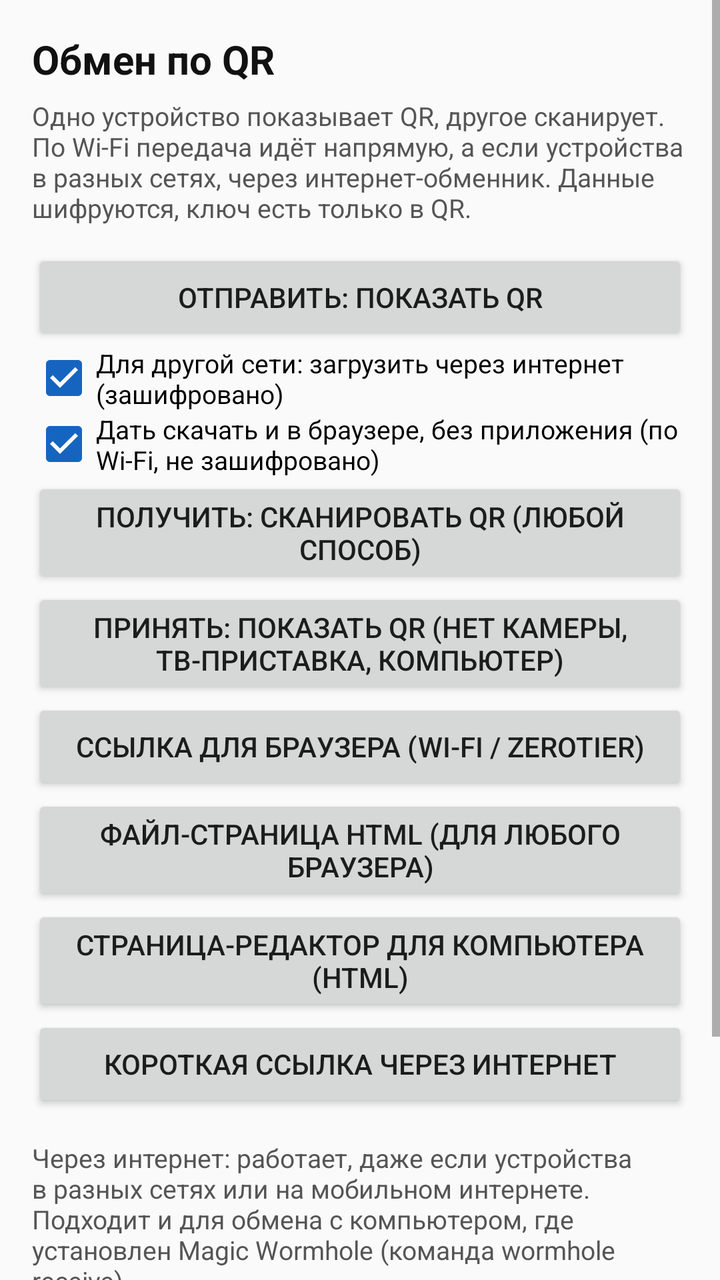
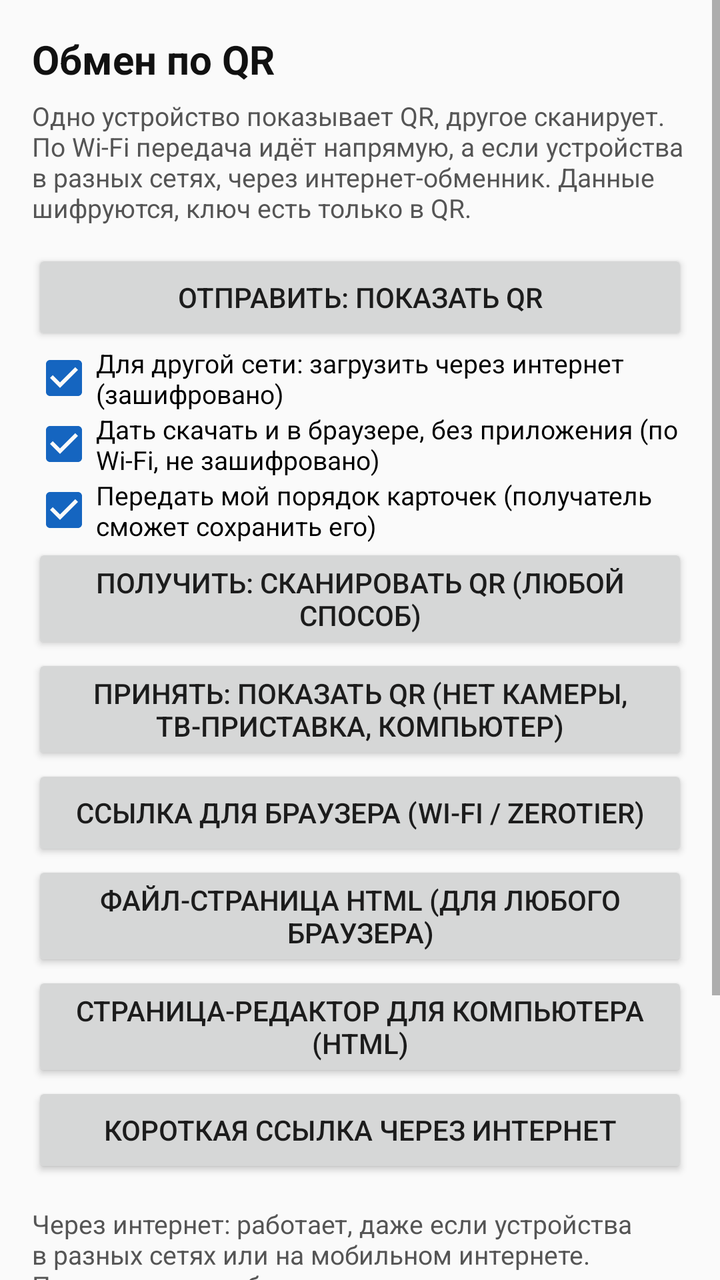

Screens rendered from an Android XML layout before and after an edit, with the pre-edit source and the edit as a unified diff.
<!-- AndroidManifest.xml: application theme AppTheme -->
<!-- res/layout/activity_exchange.xml -->
<?xml version="1.0" encoding="utf-8"?>
<ScrollView xmlns:android="http://schemas.android.com/apk/res/android"
    android:layout_width="match_parent"
    android:layout_height="match_parent"
    android:background="#FAFAFA">

    <LinearLayout
        android:layout_width="match_parent"
        android:layout_height="wrap_content"
        android:orientation="vertical"
        android:padding="16dp">

        <TextView
            android:layout_width="match_parent"
            android:layout_height="wrap_content"
            android:text="Обмен по QR"
            android:textColor="#111111"
            android:textSize="20sp"
            android:textStyle="bold" />

        <TextView
            android:layout_width="match_parent"
            android:layout_height="wrap_content"
            android:paddingTop="6dp"
            android:text="Одно устройство показывает QR, другое сканирует. По Wi‑Fi передача идёт напрямую, а если устройства в разных сетях, через интернет-обменник. Данные шифруются, ключ есть только в QR."
            android:textColor="#555555"
            android:textSize="13sp" />

        <Button
            android:id="@+id/btnSend"
            android:layout_width="match_parent"
            android:layout_height="wrap_content"
            android:layout_marginTop="12dp"
            android:text="Отправить: показать QR" />

        <CheckBox
            android:id="@+id/cbNet"
            android:layout_width="match_parent"
            android:layout_height="wrap_content"
            android:checked="true"
            android:text="Для другой сети: загрузить через интернет (зашифровано)"
            android:textSize="13sp" />

        <CheckBox
            android:id="@+id/cbBrowser"
            android:layout_width="match_parent"
            android:layout_height="wrap_content"
            android:checked="true"
            android:text="Дать скачать и в браузере, без приложения (по Wi‑Fi, не зашифровано)"
            android:textSize="13sp" />

        <Button
            android:id="@+id/btnReceive"
            android:layout_width="match_parent"
            android:layout_height="wrap_content"
            android:text="Получить: сканировать QR (любой способ)" />

        <Button
            android:id="@+id/btnInbox"
            android:layout_width="match_parent"
            android:layout_height="wrap_content"
            android:text="Принять: показать QR (нет камеры, ТВ-приставка, компьютер)" />

        <Button
            android:id="@+id/btnWeb"
            android:layout_width="match_parent"
            android:layout_height="wrap_content"
            android:text="Ссылка для браузера (Wi‑Fi / ZeroTier)" />

        <Button
            android:id="@+id/btnHtmlAll"
            android:layout_width="match_parent"
            android:layout_height="wrap_content"
            android:text="Файл-страница HTML (для любого браузера)" />

        <Button
            android:id="@+id/btnEditorPage"
            android:layout_width="match_parent"
            android:layout_height="wrap_content"
            android:text="Страница-редактор для компьютера (HTML)" />

        <Button
            android:id="@+id/btnShortWeb"
            android:layout_width="match_parent"
            android:layout_height="wrap_content"
            android:text="Короткая ссылка через интернет" />

        <Button
            android:id="@+id/btnWebStop"
            android:layout_width="match_parent"
            android:layout_height="wrap_content"
            android:text="Остановить веб-сервер"
            android:visibility="gone" />

        <TextView
            android:layout_width="match_parent"
            android:layout_height="wrap_content"
            android:paddingTop="14dp"
            android:text="Через интернет: работает, даже если устройства в разных сетях или на мобильном интернете. Подходит и для обмена с компьютером, где установлен Magic Wormhole (команда wormhole receive)."
            android:textColor="#555555"
            android:textSize="13sp" />

        <Button
            android:id="@+id/btnCrocSend"
            android:layout_width="match_parent"
            android:layout_height="wrap_content"
            android:text="Через интернет: отправить (код и QR)" />

        <Button
            android:id="@+id/btnCrocCode"
            android:layout_width="match_parent"
            android:layout_height="wrap_content"
            android:text="Ввести код вручную" />

        <Button
            android:id="@+id/btnCrocShare"
            android:layout_width="match_parent"
            android:layout_height="wrap_content"
            android:text="Поделиться кодом (мессенджер)"
            android:visibility="gone" />

        <Button
            android:id="@+id/btnCrocCancel"
            android:layout_width="match_parent"
            android:layout_height="wrap_content"
            android:text="Остановить обмен"
            android:visibility="gone" />

        <ProgressBar
            android:id="@+id/progress"
            style="?android:attr/progressBarStyleHorizontal"
            android:layout_width="match_parent"
            android:layout_height="wrap_content"
            android:layout_marginTop="12dp"
            android:visibility="gone" />

        <ImageView
            android:id="@+id/qrView"
            android:layout_width="300dp"
            android:layout_height="300dp"
            android:layout_gravity="center_horizontal"
            android:layout_marginTop="12dp"
            android:background="#FFFFFF"
            android:visibility="gone" />

        <TextView
            android:id="@+id/status"
            android:layout_width="match_parent"
            android:layout_height="wrap_content"
            android:paddingTop="10dp"
            android:textColor="#222222"
            android:textSize="14sp" />
    </LinearLayout>
</ScrollView>
<!-- resources referenced by this layout -->
<resources>
  <style name="AppTheme" parent="Theme.AppCompat.Light.NoActionBar">
          <item name="colorPrimary">#1565C0</item>
          <item name="colorPrimaryDark">#0D47A1</item>
          <item name="colorAccent">#1565C0</item>
          <item name="android:statusBarColor">#0D47A1</item>
      </style>
</resources>

<!-- the commit's change to res/layout/activity_exchange.xml (unified diff, before → after) -->
@@ -47,6 +47,14 @@
             android:layout_height="wrap_content"
             android:checked="true"
             android:text="Дать скачать и в браузере, без приложения (по Wi‑Fi, не зашифровано)"
+            android:textSize="13sp" />
+
+        <CheckBox
+            android:id="@+id/cbOrder"
+            android:layout_width="match_parent"
+            android:layout_height="wrap_content"
+            android:checked="true"
+            android:text="Передать мой порядок карточек (получатель сможет сохранить его)"
             android:textSize="13sp" />
 
         <Button
